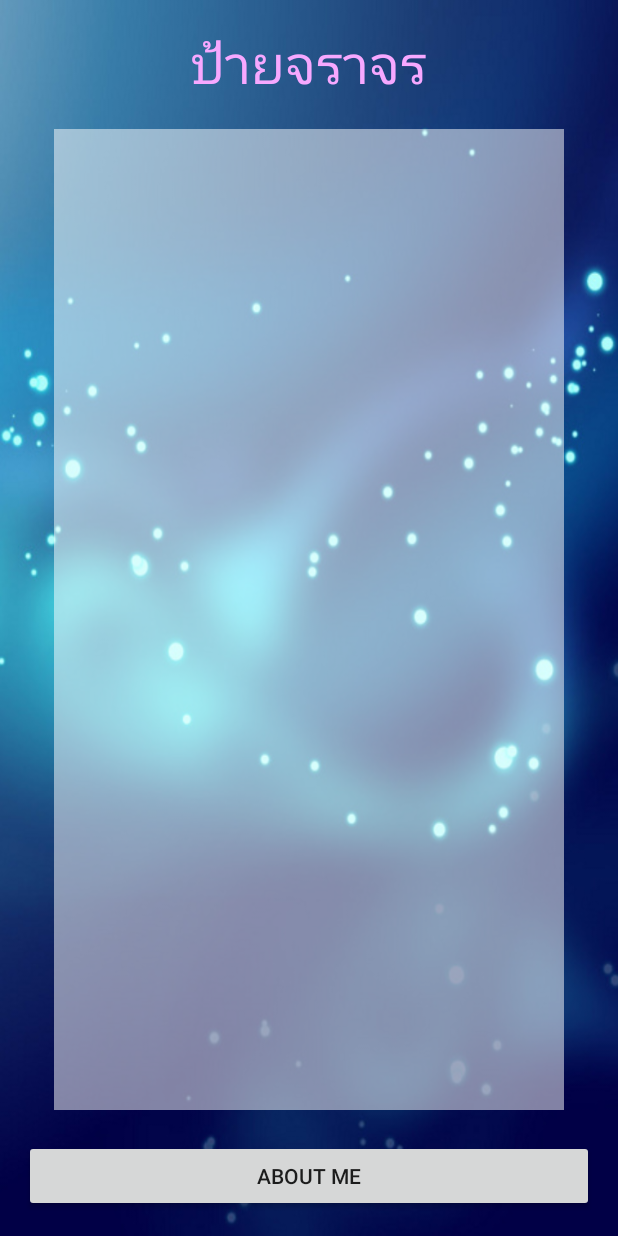
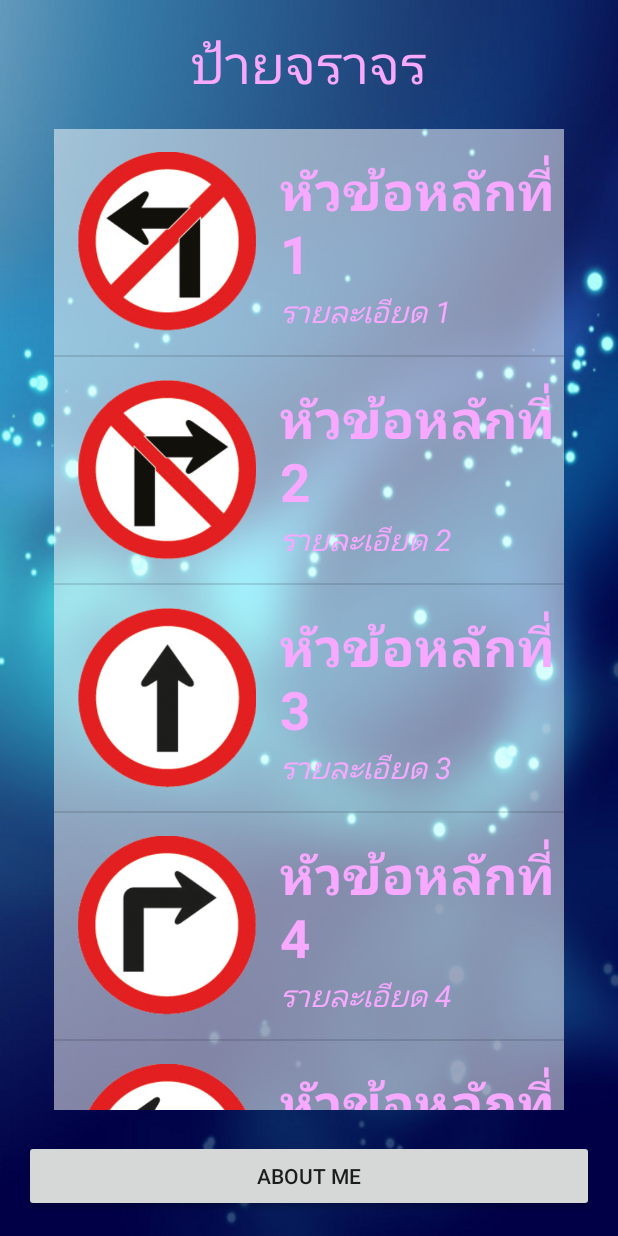
Before and after one commit to phakphum/My-Traffic, an Android app: the screen it shows after launch (MainActivity), on a phone screen of 412 x 824 dp. Run offline under Robolectric (Android 15) with nearby library versions, the phone set to English and light mode, and no system bars.

Commit message:
Start Detail Acvitity

```diff
--- a/app/src/main/AndroidManifest.xml
+++ b/app/src/main/AndroidManifest.xml
@@ -15,6 +15,7 @@
                 <category android:name="android.intent.category.LAUNCHER" />
             </intent-filter>
         </activity>
+        <activity android:name=".DetailActivity"></activity>
     </application>
 
 </manifest>
--- a/app/src/main/java/thailand/eco/phakphum/mytraffic/MainActivity.java
+++ b/app/src/main/java/thailand/eco/phakphum/mytraffic/MainActivity.java
@@ -6,6 +6,7 @@ import android.net.Uri;
 import android.support.v7.app.AppCompatActivity;
 import android.os.Bundle;
 import android.view.View;
+import android.widget.AdapterView;
 import android.widget.Button;
 import android.widget.ListView;
 
@@ -38,7 +39,7 @@ public class MainActivity extends AppCompatActivity {
                 //Sound Effect
                 // ส้ราง Class ย่อย
                 // กด Ctrl ค้างไว้ใน () เพื่อตรวจสอบ parameter ที่ต้องใส่
-                MediaPlayer mediaPlayer = MediaPlayer.create(getBaseContext(),R.raw.horse);
+                MediaPlayer mediaPlayer = MediaPlayer.create(getBaseContext(), R.raw.horse);
                 mediaPlayer.start();
 
                 //Web View
@@ -51,6 +52,56 @@ public class MainActivity extends AppCompatActivity {
             }   // onClick
         });
 
+        //Create ListView
+        //1. การทำ Setter array Simple ** ง่ายสุด ธรรมชาติ
+        final int[] iconInts = new int[20];
+        iconInts[0] = R.drawable.traffic_01;
+        iconInts[1] = R.drawable.traffic_02;
+        iconInts[2] = R.drawable.traffic_03;
+        iconInts[3] = R.drawable.traffic_04;
+        iconInts[4] = R.drawable.traffic_05;
+        iconInts[5] = R.drawable.traffic_06;
+        iconInts[6] = R.drawable.traffic_07;
+        iconInts[7] = R.drawable.traffic_08;
+        iconInts[8] = R.drawable.traffic_09;
+        iconInts[9] = R.drawable.traffic_10;
+        iconInts[10] = R.drawable.traffic_11;
+        iconInts[11] = R.drawable.traffic_12;
+        iconInts[12] = R.drawable.traffic_13;
+        iconInts[13] = R.drawable.traffic_14;
+        iconInts[14] = R.drawable.traffic_15;
+        iconInts[15] = R.drawable.traffic_16;
+        iconInts[16] = R.drawable.traffic_17;
+        iconInts[17] = R.drawable.traffic_18;
+        iconInts[18] = R.drawable.traffic_19;
+        iconInts[19] = R.drawable.traffic_20;
+
+        //2. Call Value From xml **รูปแบบการทำงานร่วมกับ ทีม Copy Editor
+        final String[] nameStrings = getResources().getStringArray(R.array.name);
+
+        //3. Call Value From Java ** ต้องทำการสร้าง Data ในไฟล์ Class.java ก่อน
+        // แล้วสร้าง Object **
+        MyData myData = new MyData();   // ** Create object or instance
+        String[] detailStrings = myData.getDetailStrings();
+
+        //Inheriate to MyAdapter
+        MyAdapter myAdapter = new MyAdapter(this, iconInts, nameStrings, detailStrings);
+        trafficListView.setAdapter(myAdapter);
+
+        //Intent to Detail(DetailActivity) When Click
+        trafficListView.setOnItemClickListener(new AdapterView.OnItemClickListener() {
+            @Override
+            public void onItemClick(AdapterView<?> parent, View view, int position, long id) {
+
+                //การ Intent จาก MainActivity ไป DetailActivity
+                Intent intent = new Intent(MainActivity.this,DetailActivity.class);
+                intent.putExtra("Name", nameStrings[position]);
+                intent.putExtra("Icon", iconInts[position]);
+                intent.putExtra("Index", position);
+                startActivity(intent);  //เปิดหน้าใหม่ DetailActivity ตามที่ Intent มา
+
+            }// onItemClick
+        });
 
     }   //Main Method
 }   //Main Class หรือ คลาสหลัก
--- /dev/null
+++ b/app/src/main/java/thailand/eco/phakphum/mytraffic/MyData.java
@@ -0,0 +1,17 @@
+package thailand.eco.phakphum.mytraffic;
+
+/**
+ * Created by Phakphum on 03-Jul-16.
+ */
+public class MyData {
+
+    //Explicit
+    private String[] detailStrings = new String[]{"รายละเอียด 1", "รายละเอียด 2", "รายละเอียด 3", "รายละเอียด 4",
+            "รายละเอียด 5", "รายละเอียด 6", "รายละเอียด 7", "รายละเอียด 8", "รายละเอียด 9", "รายละเอียด 10", "รายละเอียด 11",
+            "รายละเอียด 12", "รายละเอียด 13", "รายละเอียด 14", "รายละเอียด 15", "รายละเอียด 16", "รายละเอียด 17", "รายละเอียด 18",
+            "รายละเอียด 19", "รายละเอียด 20"};
+
+    public String[] getDetailStrings() {
+        return detailStrings;
+    }
+}//Main Class
--- /dev/null
+++ b/app/src/main/res/values/my_data.xml
@@ -0,0 +1,29 @@
+<?xml version="1.0" encoding="utf-8"?>
+<resources>
+
+    <string-array name="name">
+
+        <item>หัวข้อหลักที่ 1</item>
+        <item>หัวข้อหลักที่ 2</item>
+        <item>หัวข้อหลักที่ 3</item>
+        <item>หัวข้อหลักที่ 4</item>
+        <item>หัวข้อหลักที่ 5</item>
+        <item>หัวข้อหลักที่ 6</item>
+        <item>หัวข้อหลักที่ 7</item>
+        <item>หัวข้อหลักที่ 8</item>
+        <item>หัวข้อหลักที่ 9</item>
+        <item>หัวข้อหลักที่ 10</item>
+        <item>หัวข้อหลักที่ 11</item>
+        <item>หัวข้อหลักที่ 12</item>
+        <item>หัวข้อหลักที่ 13</item>
+        <item>หัวข้อหลักที่ 14</item>
+        <item>หัวข้อหลักที่ 15</item>
+        <item>หัวข้อหลักที่ 16</item>
+        <item>หัวข้อหลักที่ 17</item>
+        <item>หัวข้อหลักที่ 18</item>
+        <item>หัวข้อหลักที่ 19</item>
+        <item>หัวข้อหลักที่ 20</item>
+
+    </string-array>
+
+</resources>
--- a/app/src/main/res/values/strings.xml
+++ b/app/src/main/res/values/strings.xml
@@ -4,5 +4,4 @@
     <string name="head_main">ป้ายจราจร</string>
 
 
-
 </resources>
```
Also changed, not shown: app/src/main/java/thailand/eco/phakphum/mytraffic/DetailActivity.java (added, +13 -0 lines), app/src/main/res/layout/activity_detail.xml (added, +33 -0 lines).
